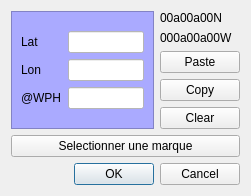
First picture: the form in src/Ui/WP_dialog.ui, repository nohal/qtVlm, before the edit.
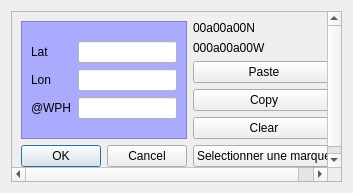
Second picture: the form after the edit.

Diff of the .ui file:
```diff
--- a/src/Ui/WP_dialog.ui
+++ b/src/Ui/WP_dialog.ui
@@ -6,54 +6,32 @@
    <rect>
     <x>0</x>
     <y>0</y>
-    <width>251</width>
-    <height>171</height>
+    <width>353</width>
+    <height>193</height>
    </rect>
   </property>
   <property name="windowTitle">
    <string>Mon WP</string>
   </property>
   <layout class="QGridLayout" name="gridLayout">
-   <item row="2" column="1">
-    <widget class="QPushButton" name="btn_paste">
-     <property name="font">
-      <font>
-       <weight>50</weight>
-       <bold>false</bold>
-      </font>
+   <item row="1" column="0">
+    <widget class="QScrollArea" name="scrollArea">
+     <property name="widgetResizable">
+      <bool>true</bool>
      </property>
-     <property name="text">
-      <string>Paste</string>
-     </property>
-    </widget>
-   </item>
-   <item row="0" column="1">
-    <widget class="QLabel" name="WP_conv_lat">
-     <property name="font">
-      <font>
-       <weight>50</weight>
-       <bold>false</bold>
-      </font>
-     </property>
-     <property name="text">
-      <string>00a00a00N</string>
-     </property>
-    </widget>
-   </item>
-   <item row="3" column="1">
-    <widget class="QPushButton" name="btn_paste_2">
-     <property name="font">
-      <font>
-       <weight>50</weight>
-       <bold>false</bold>
-      </font>
-     </property>
-     <property name="text">
-      <string>Copy</string>
-     </property>
-    </widget>
-   </item>
-   <item row="0" column="0" rowspan="5">
+     <widget class="QWidget" name="scrollAreaWidgetContents">
+      <property name="geometry">
+       <rect>
+        <x>0</x>
+        <y>0</y>
+        <width>333</width>
+        <height>173</height>
+       </rect>
+      </property>
+      <layout class="QHBoxLayout" name="horizontalLayout">
+       <item>
+        <layout class="QVBoxLayout" name="verticalLayout_2">
+         <item>
     <widget class="QFrame" name="frame_3">
      <property name="styleSheet">
       <string notr="true">background-color: rgb(170, 170, 255);</string>
@@ -116,28 +94,22 @@
      </layout>
     </widget>
    </item>
-   <item row="6" column="0" colspan="2">
-    <widget class="QPushButton" name="btn_selectPOI">
-     <property name="font">
-      <font>
-       <weight>50</weight>
-       <bold>false</bold>
-      </font>
-     </property>
-     <property name="text">
-      <string>Selectionner une marque</string>
-     </property>
-    </widget>
-   </item>
-   <item row="7" column="0" colspan="2">
+         <item>
     <widget class="QDialogButtonBox" name="buttonBox">
      <property name="standardButtons">
       <set>QDialogButtonBox::Cancel|QDialogButtonBox::Ok</set>
      </property>
-    </widget>
-   </item>
-   <item row="4" column="1">
-    <widget class="QPushButton" name="btn_clear">
+           <property name="centerButtons">
+            <bool>true</bool>
+           </property>
+          </widget>
+         </item>
+        </layout>
+       </item>
+       <item>
+        <layout class="QVBoxLayout" name="verticalLayout">
+         <item>
+          <widget class="QLabel" name="WP_conv_lat">
      <property name="font">
       <font>
        <weight>50</weight>
@@ -145,11 +117,11 @@
       </font>
      </property>
      <property name="text">
-      <string>Clear</string>
+            <string>00a00a00N</string>
      </property>
     </widget>
    </item>
-   <item row="1" column="1">
+         <item>
     <widget class="QLabel" name="WP_conv_lon">
      <property name="font">
       <font>
@@ -160,6 +132,64 @@
      <property name="text">
       <string>000a00a00W</string>
      </property>
+          </widget>
+         </item>
+         <item>
+          <widget class="QPushButton" name="btn_paste">
+           <property name="font">
+            <font>
+             <weight>50</weight>
+             <bold>false</bold>
+            </font>
+           </property>
+           <property name="text">
+            <string>Paste</string>
+           </property>
+          </widget>
+         </item>
+         <item>
+          <widget class="QPushButton" name="btn_paste_2">
+           <property name="font">
+            <font>
+             <weight>50</weight>
+             <bold>false</bold>
+            </font>
+           </property>
+           <property name="text">
+            <string>Copy</string>
+           </property>
+          </widget>
+         </item>
+         <item>
+          <widget class="QPushButton" name="btn_clear">
+           <property name="font">
+            <font>
+             <weight>50</weight>
+             <bold>false</bold>
+            </font>
+           </property>
+           <property name="text">
+            <string>Clear</string>
+           </property>
+          </widget>
+         </item>
+         <item>
+          <widget class="QPushButton" name="btn_selectPOI">
+           <property name="font">
+            <font>
+             <weight>50</weight>
+             <bold>false</bold>
+            </font>
+           </property>
+           <property name="text">
+            <string>Selectionner une marque</string>
+           </property>
+          </widget>
+         </item>
+        </layout>
+       </item>
+      </layout>
+     </widget>
     </widget>
    </item>
   </layout>
```
Lines whose indentation alone changed are shown as unchanged.
